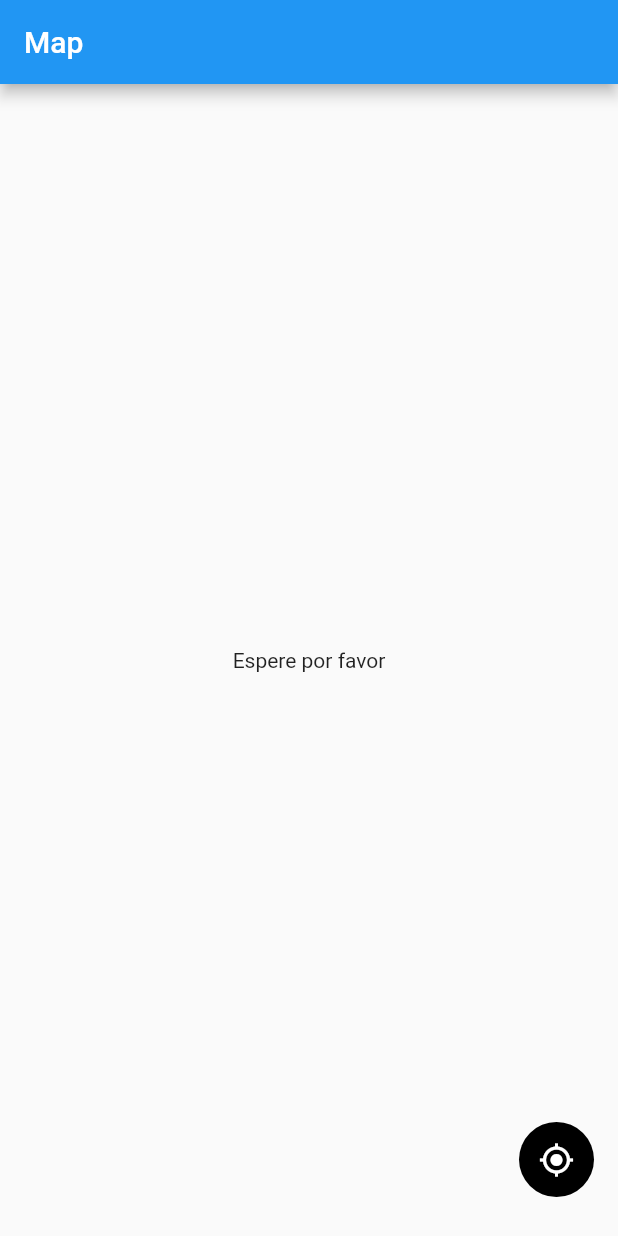
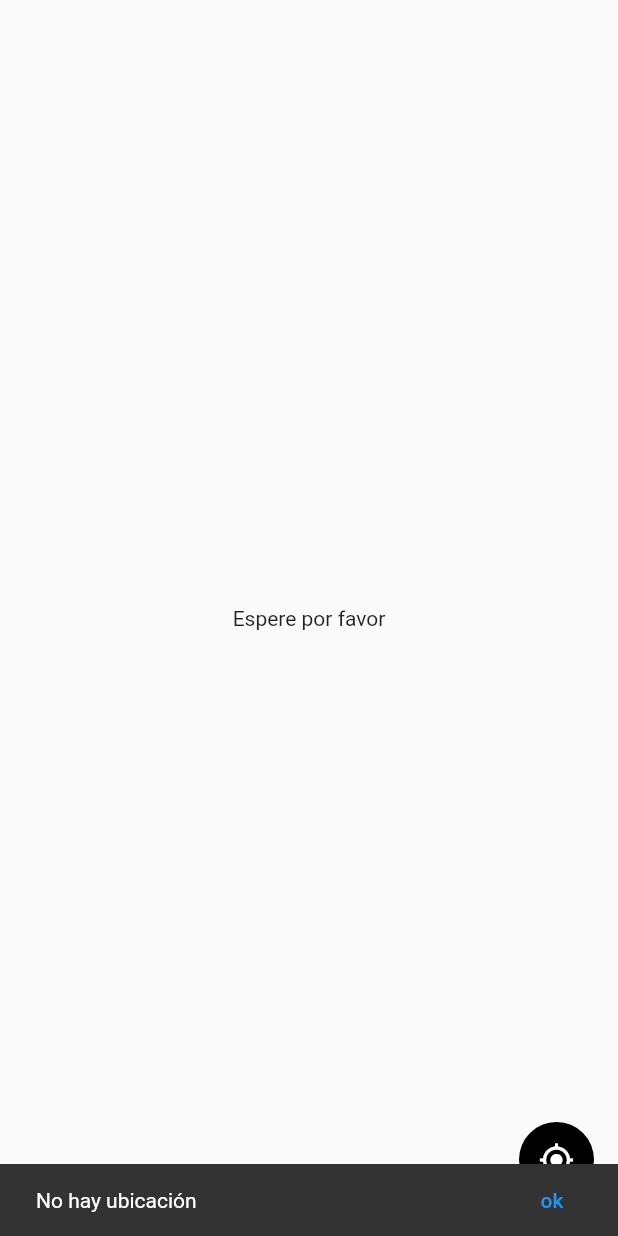
Before and after one commit to bortan01/maps, a Flutter app: the screen it shows after launch, after a tap on the "my location" icon, on a phone screen of 412 x 824 dp. Run offline on Flutter 3.47's test engine with Material 2 defaults, Android fonts, the phone set to English and light mode, and no system bars; our stand-ins replace bloc, equatable, flutter_bloc, geolocator, google_maps_flutter, permission_handler.

Commit message:
iniciando seguimiento

```diff
--- a/lib/screens/map_screen.dart
+++ b/lib/screens/map_screen.dart
@@ -30,9 +30,6 @@ class _MapScreenState extends State<MapScreen> {
   @override
   Widget build(BuildContext context) {
     return Scaffold(
-      appBar: AppBar(
-        title: const Text('Map'),
-      ),
       body: SafeArea(
         child: BlocBuilder<LocationBloc, LocationState>(
           builder: (context, state) {
--- /dev/null
+++ b/lib/ui/custom_snack_bar.dart
@@ -0,0 +1,20 @@
+import 'package:flutter/material.dart';
+
+class CustomSnackBar extends SnackBar {
+  CustomSnackBar({
+    required String message,
+    required VoidCallback onOk ,
+    Duration duration = const Duration(milliseconds: 2000),
+    String btnLabel = 'ok',
+    Key? key,
+  }) : super(
+          key: key,
+          content: Text(message),
+          duration: duration,
+          action: SnackBarAction(
+            label: btnLabel,
+            onPressed: onOk,
+
+          ),
+        );
+}
--- a/lib/widgets/btn_location.dart
+++ b/lib/widgets/btn_location.dart
@@ -3,6 +3,7 @@ import 'package:flutter_bloc/flutter_bloc.dart';
 
 import '../blocs/location/location_bloc.dart';
 import '../blocs/map/map_bloc.dart';
+import '../ui/custom_snack_bar.dart';
 
 class BtnCurrentLocation extends StatelessWidget {
   const BtnCurrentLocation({super.key});
@@ -19,7 +20,16 @@ class BtnCurrentLocation extends StatelessWidget {
         child: IconButton(
           onPressed: () {
             final userLocation = locationBloc.state.lastKnowLocation;
-            if (userLocation == null) return;
+
+            if (userLocation == null) {
+              ScaffoldMessenger.of(context).showSnackBar(
+                CustomSnackBar(
+                  message: 'No hay ubicación',
+                  onOk: () {},
+                ),
+              );
+              return;
+            }
             mapBloc.moveCamera(userLocation);
           },
           icon: const Icon(
```
